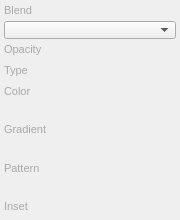
This is src/UI/Widgets/FillEffectSettingsPanel.ui in Fluocode/SpriteGlypher as Qt 5 draws it before an edit. The edited form follows.
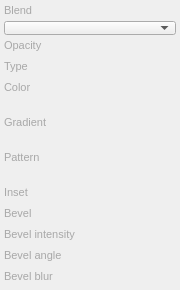
This is the edited form. Custom widgets are drawn as their Qt base class.

Commit message: Drag Font Files

Diff of the .ui file:
```diff
--- a/src/UI/Widgets/FillEffectSettingsPanel.ui
+++ b/src/UI/Widgets/FillEffectSettingsPanel.ui
@@ -16,10 +16,10 @@
     <verstretch>0</verstretch>
    </sizepolicy>
   </property>
-  <property name="minimumSize">
+   <property name="minimumSize">
    <size>
     <width>180</width>
-    <height>160</height>
+    <height>290</height>
    </size>
   </property>
   <property name="font">
@@ -228,6 +228,78 @@
      <item row="13" column="0" colspan="2">
       <widget class="SGValueSliderRow" name="rowInset" native="true"/>
      </item>
+     <item row="14" column="0" colspan="2">
+      <widget class="QLabel" name="labelBevel">
+       <property name="font">
+        <font>
+         <pointsize>8</pointsize>
+        </font>
+       </property>
+       <property name="styleSheet">
+        <string notr="true">color: #a8a8a8;</string>
+       </property>
+       <property name="text">
+        <string>Bevel</string>
+       </property>
+      </widget>
+     </item>
+     <item row="15" column="0" colspan="2">
+      <widget class="SGValueSliderRow" name="rowBevel" native="true"/>
+     </item>
+     <item row="16" column="0" colspan="2">
+      <widget class="QLabel" name="labelBevelIntensity">
+       <property name="font">
+        <font>
+         <pointsize>8</pointsize>
+        </font>
+       </property>
+       <property name="styleSheet">
+        <string notr="true">color: #a8a8a8;</string>
+       </property>
+       <property name="text">
+        <string>Bevel intensity</string>
+       </property>
+      </widget>
+     </item>
+     <item row="17" column="0" colspan="2">
+      <widget class="SGValueSliderRow" name="rowBevelIntensity" native="true"/>
+     </item>
+     <item row="18" column="0" colspan="2">
+      <widget class="QLabel" name="labelBevelAngle">
+       <property name="font">
+        <font>
+         <pointsize>8</pointsize>
+        </font>
+       </property>
+       <property name="styleSheet">
+        <string notr="true">color: #a8a8a8;</string>
+       </property>
+       <property name="text">
+        <string>Bevel angle</string>
+       </property>
+      </widget>
+     </item>
+     <item row="19" column="0" colspan="2">
+      <widget class="SGValueSliderRow" name="rowBevelAngle" native="true"/>
+     </item>
+     <item row="20" column="0" colspan="2">
+      <widget class="QLabel" name="labelBevelBlur">
+       <property name="font">
+        <font>
+         <pointsize>8</pointsize>
+        </font>
+       </property>
+       <property name="styleSheet">
+        <string notr="true">color: #a8a8a8;</string>
+       </property>
+       <property name="text">
+        <string>Bevel blur</string>
+       </property>
+      </widget>
+     </item>
+     <item row="21" column="0" colspan="2">
+      <widget class="SGValueSliderRow" name="rowBevelBlur" native="true"/>
+     </item>
     </layout>
    </item>
    <item>
```
The commit also changes 29 other files.
